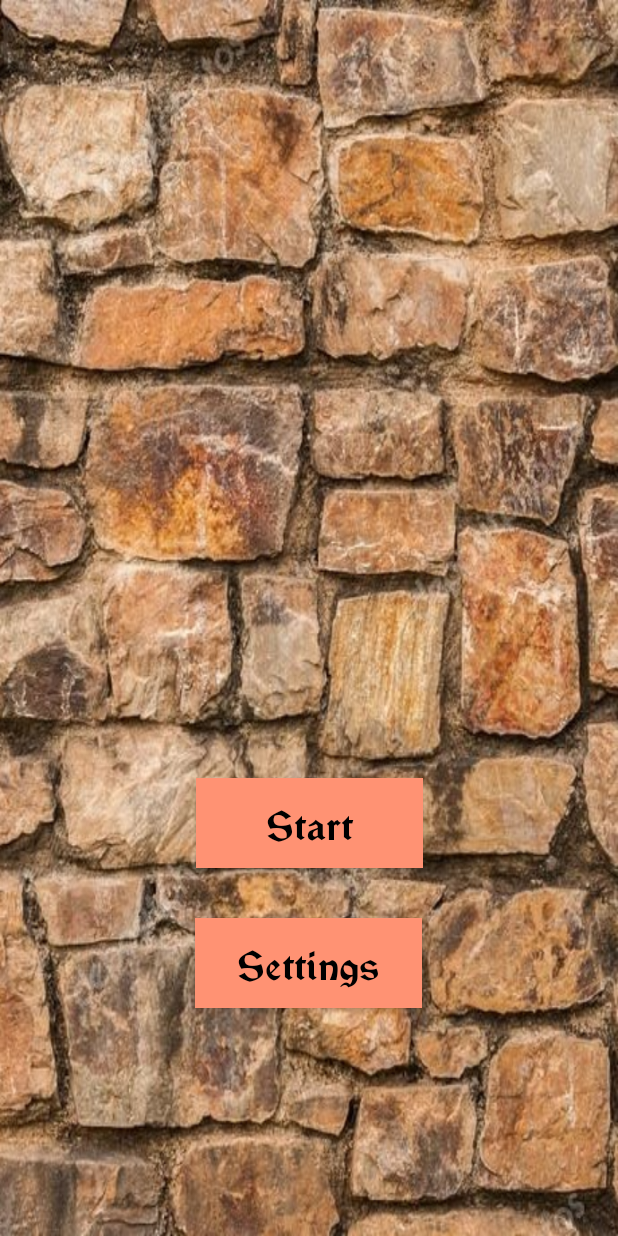
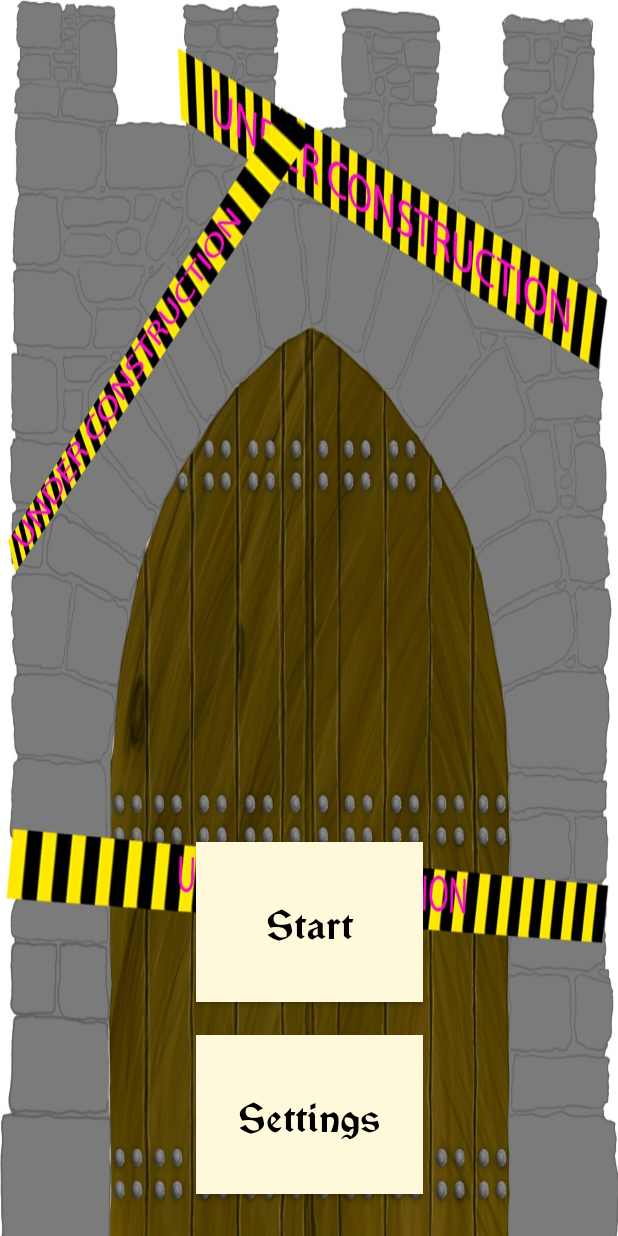
Before and after one commit to duddoser/ProjectGame, an Android app: the screen it shows after launch (MainActivity), on a phone screen of 412 x 824 dp. Run offline under Robolectric (Android 15) with nearby library versions, the phone set to English and light mode, and no system bars.

Commit message:
added new background

```diff
--- a/app/src/main/res/layout/fragment_start.xml
+++ b/app/src/main/res/layout/fragment_start.xml
@@ -11,9 +11,11 @@
         android:id="@+id/start_button"
         style="@android:style/Widget.Button.Inset"
         android:layout_width="151dp"
-        android:layout_height="60dp"
+        android:layout_height="0dp"
         android:layout_gravity="center_horizontal"
-        android:layout_marginBottom="33dp"
+        android:layout_marginTop="561dp"
+        android:layout_marginBottom="22dp"
+        android:background="@color/buttonBackground"
         android:text="@string/start_button"
         android:textColorHighlight="#000C0C0C"
         android:textColorLink="#00070707"
@@ -22,22 +24,21 @@
         app:layout_constraintBottom_toTopOf="@+id/settings_button"
         app:layout_constraintEnd_toEndOf="parent"
         app:layout_constraintStart_toStartOf="parent"
-        android:background="@color/buttonBackground"
-        />
+        app:layout_constraintTop_toTopOf="parent" />
 
     <Button
         android:id="@+id/settings_button"
         style="@android:style/Widget.Button.Inset"
         android:layout_width="151dp"
-        android:layout_height="60dp"
+        android:layout_height="0dp"
         android:layout_gravity="center_horizontal"
-        android:layout_marginBottom="152dp"
+        android:layout_marginBottom="28dp"
+        android:background="@color/buttonBackground"
         android:text="@string/settings_button"
         android:textSize="26sp"
-        android:background="@color/buttonBackground"
         app:fontFamily="@font/myfont"
         app:layout_constraintBottom_toBottomOf="parent"
         app:layout_constraintEnd_toEndOf="parent"
-        app:layout_constraintHorizontal_bias="0.498"
-        app:layout_constraintStart_toStartOf="parent" />
+        app:layout_constraintStart_toStartOf="parent"
+        app:layout_constraintTop_toBottomOf="@+id/start_button" />
 </androidx.constraintlayout.widget.ConstraintLayout>
--- a/app/src/main/res/values/colors.xml
+++ b/app/src/main/res/values/colors.xml
@@ -3,5 +3,5 @@
     <color name="colorPrimary">#008577</color>
     <color name="colorPrimaryDark">#000000</color>
     <color name="colorAccent">#D81B60</color>
-    <color name="buttonBackground">#FF9273</color>
+    <color name="buttonBackground">#FFF9DC</color>
 </resources>
```
Also changed, not shown: app/src/main/res/drawable/startgame.jpg.
